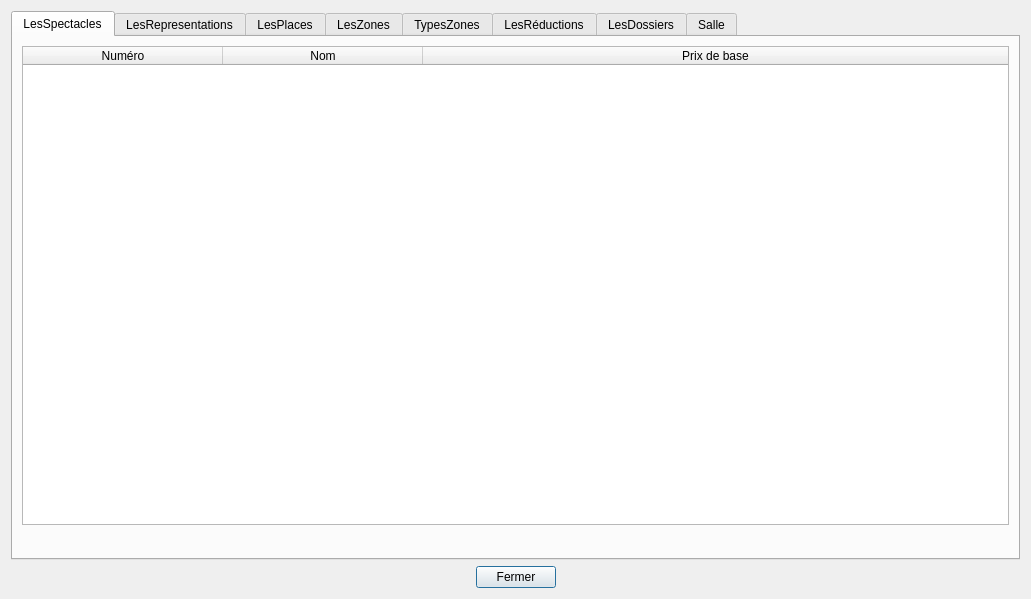
First picture: the form in gui/v1_tablesData.ui, repository BennyBellier/Theatre-CEDB-Project, before the edit.
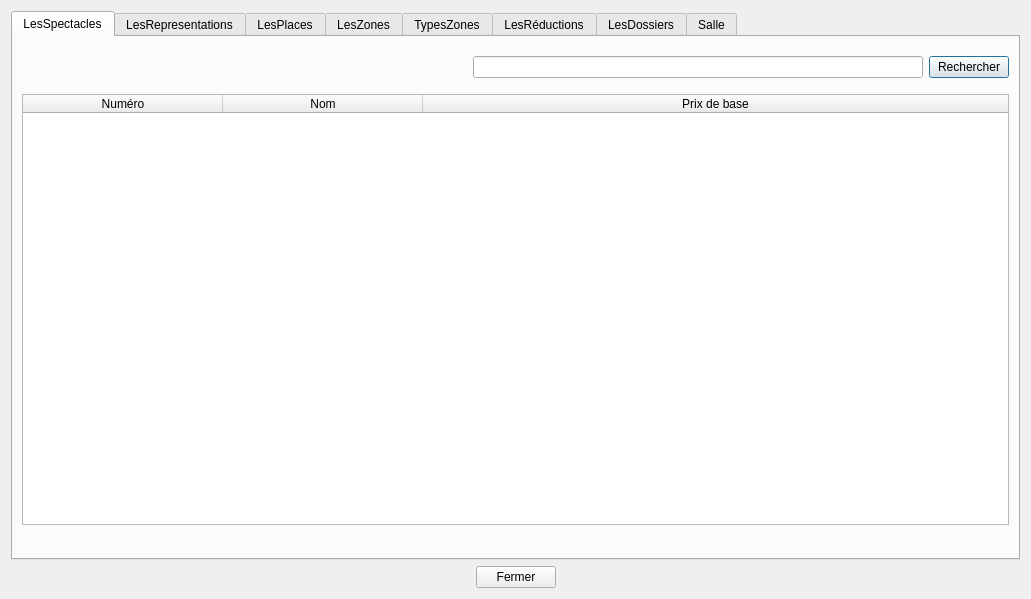
Second picture: the form after the edit. The open tabs and pages were chosen to show the change.

Commit message: Ajout d'une barre de recherche dans l'onglet Spectacles fenêtre v1_tableData

What changed in the file:
```diff
--- a/gui/v1_tablesData.ui
+++ b/gui/v1_tablesData.ui
@@ -57,6 +57,42 @@
        <string>LesSpectacles</string>
       </attribute>
       <layout class="QVBoxLayout" name="verticalLayout_6">
+       <item>
+        <layout class="QHBoxLayout" name="recherche_spectacles">
+         <property name="topMargin">
+          <number>10</number>
+         </property>
+         <property name="rightMargin">
+          <number>0</number>
+         </property>
+         <property name="bottomMargin">
+          <number>10</number>
+         </property>
+         <item>
+          <spacer name="horizontalSpacer_3">
+           <property name="orientation">
+            <enum>Qt::Horizontal</enum>
+           </property>
+           <property name="sizeHint" stdset="0">
+            <size>
+             <width>40</width>
+             <height>20</height>
+            </size>
+           </property>
+          </spacer>
+         </item>
+         <item>
+          <widget class="QLineEdit" name="lineEditSpectacles"/>
+         </item>
+         <item>
+          <widget class="QPushButton" name="recherche_spectacles_2">
+           <property name="text">
+            <string>Rechercher</string>
+           </property>
+          </widget>
+         </item>
+        </layout>
+       </item>
        <item>
         <widget class="QTableWidget" name="tableSpectacles">
          <property name="sortingEnabled">
```
Left out of the diff: 14 changed lines with no effect on the pictures. The commit also changes 3 other files.
